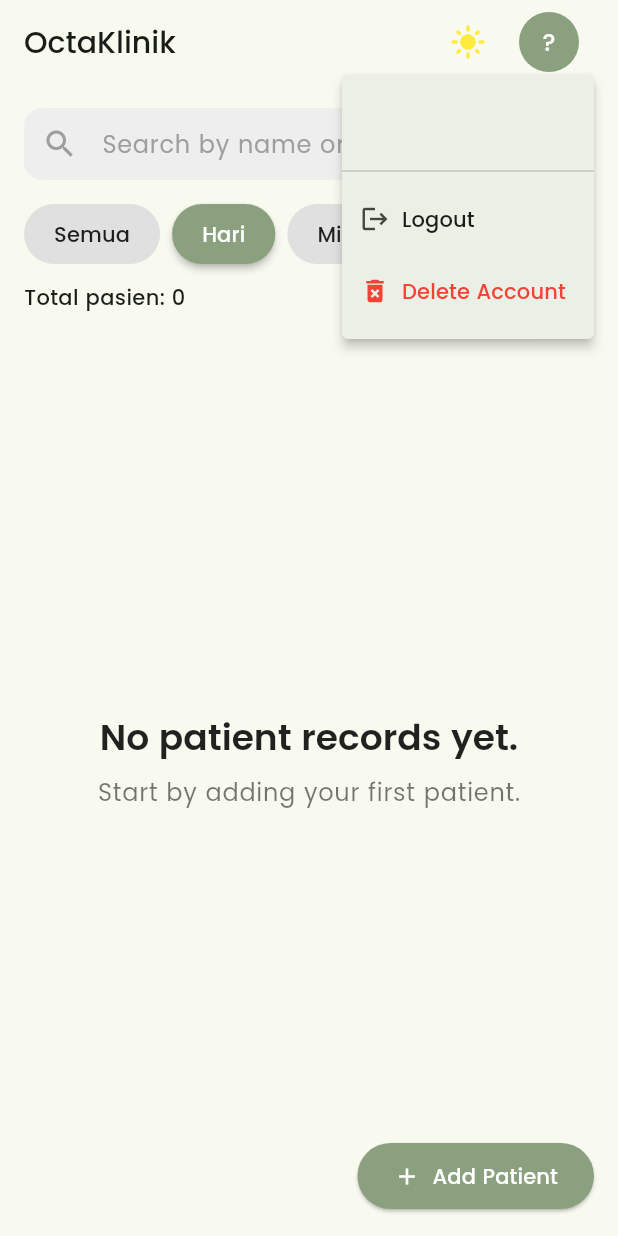
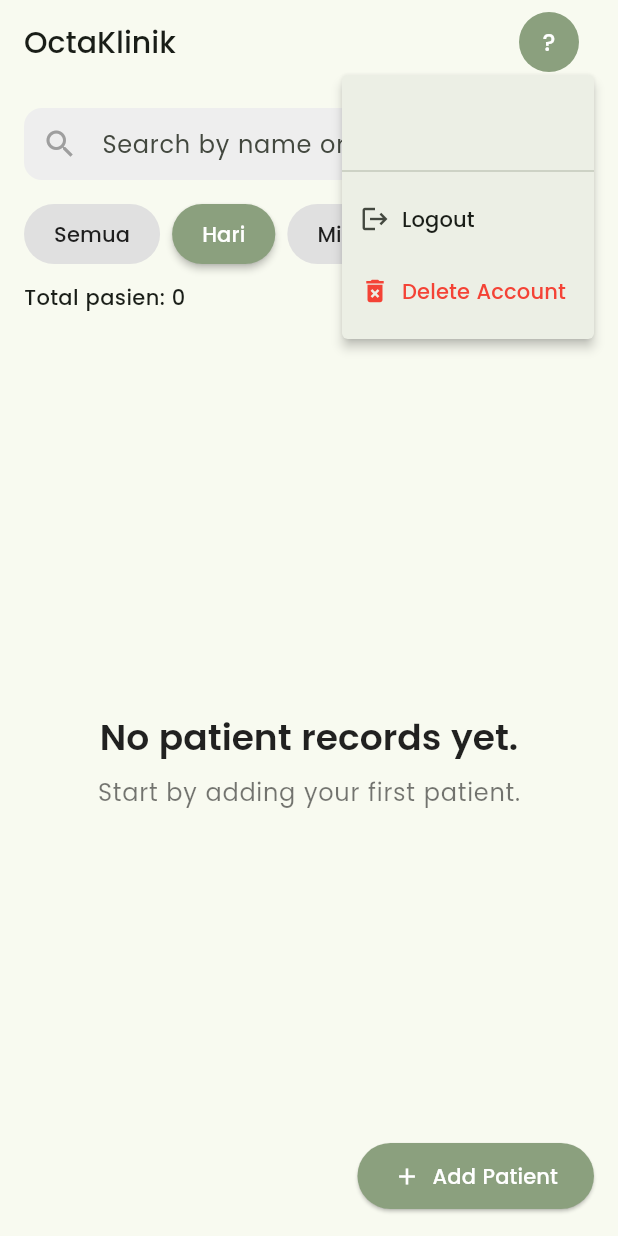
Before and after one commit to fakhriiazhar/Octaklinik, a Flutter app: the HomeScreen screen opened directly, after a tap on an icon or button, on a phone screen of 412 x 824 dp. Run offline on Flutter 3.47's test engine with Material 3 defaults, Android fonts, the phone set to English and light mode, and no system bars; our stand-ins replace firebase_auth, firebase_core, sqflite; accounts and stored records are empty.

Commit message:
Revert "selesai fitur dark mode dengan toggle"
This reverts commit bdb3dcd7f10e0fab027209b087a1676433438244.

```diff
--- a/lib/screens/add_patient_screen.dart
+++ b/lib/screens/add_patient_screen.dart
@@ -187,10 +187,7 @@ class _AddPatientScreenState extends State<AddPatientScreen> {
               ElevatedButton(
                 onPressed: _savePatient,
                 style: ElevatedButton.styleFrom(
-                  backgroundColor:
-                      Theme.of(context).brightness == Brightness.dark
-                          ? Colors.lightBlue
-                          : const Color(0xFF8BA07E),
+                  backgroundColor: const Color(0xFF8BA07E),
                   foregroundColor: Colors.white,
                   padding: const EdgeInsets.symmetric(vertical: 16),
                   shape: RoundedRectangleBorder(
--- a/lib/screens/home_screen.dart
+++ b/lib/screens/home_screen.dart
@@ -5,7 +5,6 @@ import 'add_patient_screen.dart';
 import 'patient_detail_screen.dart';
 import 'login_screen.dart';
 import '../helpers/database_helper.dart';
-import '../main.dart';
 
 class HomeScreen extends StatefulWidget {
   const HomeScreen({super.key});
@@ -214,37 +213,13 @@ class _HomeScreenState extends State<HomeScreen> {
           style: TextStyle(fontSize: 20, fontWeight: FontWeight.w500),
         ),
         actions: [
-          // Tombol toggle dark mode
-          ValueListenableBuilder<ThemeMode>(
-            valueListenable: globalThemeMode,
-            builder: (context, mode, _) {
-              final iconColor = Theme.of(context).appBarTheme.foregroundColor ??
-                  Theme.of(context).colorScheme.onPrimary;
-              return IconButton(
-                icon: Icon(
-                  mode == ThemeMode.dark ? Icons.dark_mode : Icons.light_mode,
-                  color: mode == ThemeMode.dark ? iconColor : Colors.yellow,
-                ),
-                tooltip: mode == ThemeMode.dark
-                    ? 'Switch to Light Mode'
-                    : 'Switch to Dark Mode',
-                onPressed: () {
-                  globalThemeMode.value =
-                      mode == ThemeMode.dark ? ThemeMode.light : ThemeMode.dark;
-                },
-              );
-            },
-          ),
-          // Avatar profile
           PopupMenuButton<void>(
             offset: const Offset(0, 50),
             child: Padding(
               padding:
                   const EdgeInsets.symmetric(vertical: 8.0, horizontal: 10.0),
               child: CircleAvatar(
-                backgroundColor: Theme.of(context).brightness == Brightness.dark
-                    ? Colors.lightBlue
-                    : const Color(0xFF8BA07E),
+                backgroundColor: const Color(0xFF8BA07E),
                 child: Text(
                   _getInitial(),
                   style:
@@ -296,33 +271,16 @@ class _HomeScreenState extends State<HomeScreen> {
           children: [
             Container(
               decoration: BoxDecoration(
-                color: Theme.of(context).brightness == Brightness.dark
-                    ? Colors.blueGrey[800]
-                    : Colors.grey[200],
+                color: Colors.grey[200],
                 borderRadius: BorderRadius.circular(12),
               ),
               child: TextField(
                 controller: _searchController,
-                style: TextStyle(
-                  color: Theme.of(context).brightness == Brightness.dark
-                      ? Colors.white
-                      : Colors.black,
-                ),
-                decoration: InputDecoration(
+                decoration: const InputDecoration(
                   hintText: 'Search by name or ID',
-                  hintStyle: TextStyle(
-                    color: Theme.of(context).brightness == Brightness.dark
-                        ? Colors.grey[400]
-                        : Colors.grey,
-                  ),
-                  prefixIcon: Icon(
-                    Icons.search,
-                    color: Theme.of(context).brightness == Brightness.dark
-                        ? Colors.grey[400]
-                        : Colors.grey,
-                  ),
+                  prefixIcon: Icon(Icons.search, color: Colors.grey),
                   border: InputBorder.none,
-                  contentPadding: const EdgeInsets.symmetric(
+                  contentPadding: EdgeInsets.symmetric(
                     horizontal: 16,
                     vertical: 12,
                   ),
@@ -418,20 +376,14 @@ class _HomeScreenState extends State<HomeScreen> {
                         style:
                             Theme.of(context).textTheme.headlineSmall?.copyWith(
                                   fontWeight: FontWeight.w600,
-                                  color: Theme.of(context).brightness ==
-                                          Brightness.dark
-                                      ? Colors.white
-                                      : Colors.black87,
+                                  color: Colors.black87,
                                 ),
                       ),
                       const SizedBox(height: 8),
                       Text(
                         'Start by adding your first patient.',
                         style: Theme.of(context).textTheme.bodyLarge?.copyWith(
-                              color: Theme.of(context).brightness ==
-                                      Brightness.dark
-                                  ? Colors.white
-                                  : Colors.black54,
+                              color: Colors.black54,
                             ),
                       ),
                     ],
@@ -446,9 +398,7 @@ class _HomeScreenState extends State<HomeScreen> {
         icon: const Icon(Icons.add),
         label: const Text('Add Patient'),
         style: ElevatedButton.styleFrom(
-          backgroundColor: Theme.of(context).brightness == Brightness.dark
-              ? Colors.lightBlue
-              : const Color(0xFF8BA07E),
+          backgroundColor: const Color(0xFF8BA07E),
           foregroundColor: Colors.white,
           padding: const EdgeInsets.symmetric(horizontal: 24, vertical: 12),
           shape: RoundedRectangleBorder(
@@ -480,16 +430,12 @@ class _HomeScreenState extends State<HomeScreen> {
 
   Widget _buildFilterButton(String label) {
     final isSelected = _selectedFilter == label;
-    final isDark = Theme.of(context).brightness == Brightness.dark;
     return ElevatedButton(
       onPressed: () => _onFilterChanged(label),
       style: ElevatedButton.styleFrom(
-        backgroundColor: isSelected
-            ? (isDark ? Colors.lightBlue : const Color(0xFF8BA07E))
-            : (isDark ? Colors.blueGrey[700] : Colors.grey[300]),
-        foregroundColor: isSelected
-            ? Colors.white
-            : (isDark ? Colors.white : Colors.black87),
+        backgroundColor:
+            isSelected ? const Color(0xFF8BA07E) : Colors.grey[300],
+        foregroundColor: isSelected ? Colors.white : Colors.black87,
         padding: const EdgeInsets.symmetric(horizontal: 20, vertical: 10),
         shape: RoundedRectangleBorder(
           borderRadius: BorderRadius.circular(20),
--- a/lib/screens/new_visit_screen.dart
+++ b/lib/screens/new_visit_screen.dart
@@ -120,10 +120,7 @@ class _NewVisitScreenState extends State<NewVisitScreen> {
               ElevatedButton(
                 onPressed: _saveVisit,
                 style: ElevatedButton.styleFrom(
-                  backgroundColor:
-                      Theme.of(context).brightness == Brightness.dark
-                          ? Colors.lightBlue
-                          : const Color(0xFF8BA07E),
+                  backgroundColor: const Color(0xFF8BA07E),
                   foregroundColor: Colors.white,
                   padding: const EdgeInsets.symmetric(vertical: 16),
                   shape: RoundedRectangleBorder(
--- a/lib/screens/patient_detail_screen.dart
+++ b/lib/screens/patient_detail_screen.dart
@@ -330,9 +330,7 @@ class _PatientDetailScreenState extends State<PatientDetailScreen> {
         icon: const Icon(Icons.add),
         label: const Text('New Visit'),
         style: ElevatedButton.styleFrom(
-          backgroundColor: Theme.of(context).brightness == Brightness.dark
-              ? Colors.lightBlue
-              : const Color(0xFF8BA07E),
+          backgroundColor: const Color(0xFF8BA07E),
           foregroundColor: Colors.white,
           padding: const EdgeInsets.symmetric(horizontal: 24, vertical: 12),
           shape: RoundedRectangleBorder(
```
Also changed, not shown: lib/main.dart (+1 -35 lines), lib/screens/login_screen.dart (+13 -33 lines).
